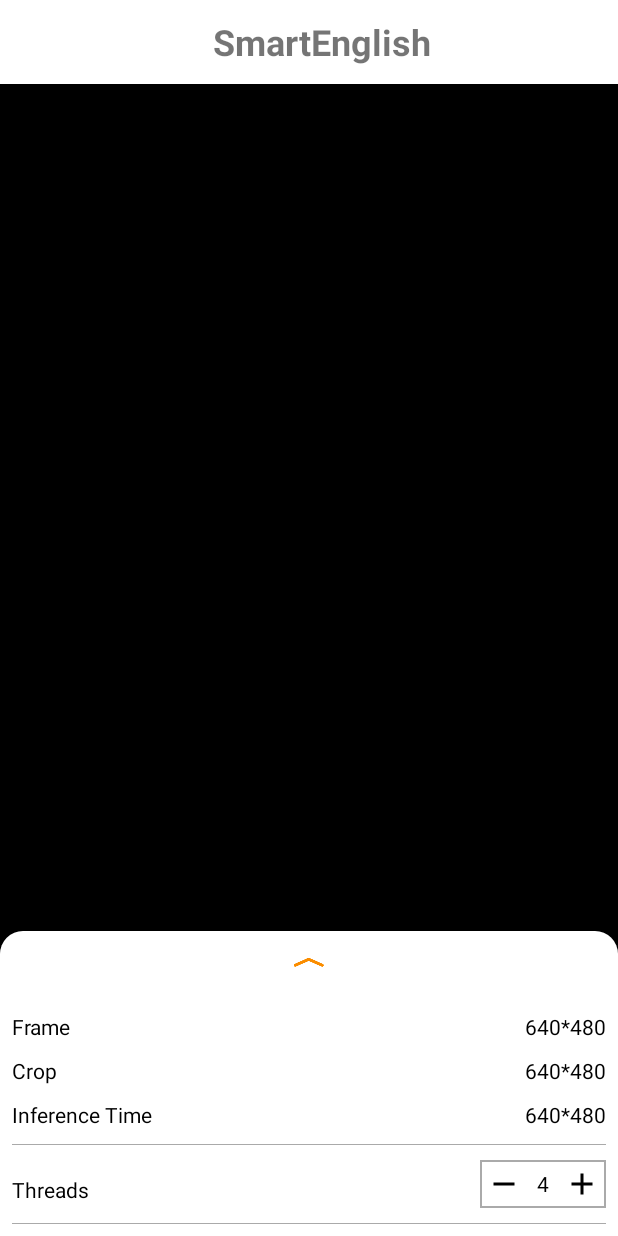
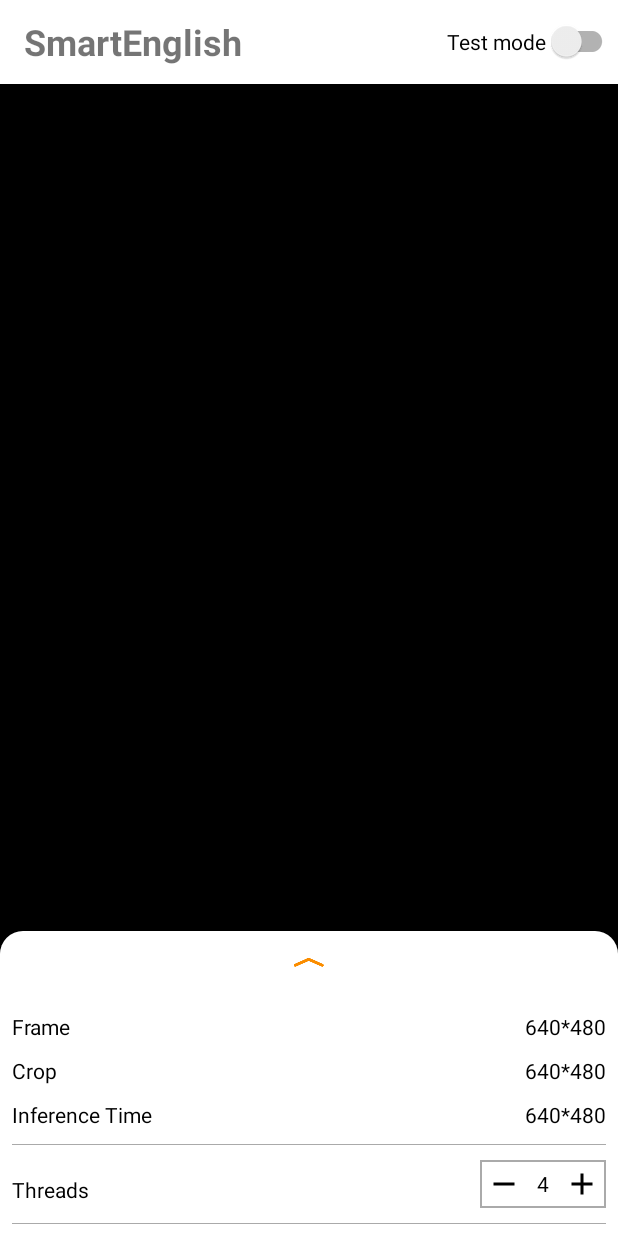
Before and after one commit to binhlecong/CSC13009_Final, an Android app: the layout tfe_od_activity_camera.xml on its own in the app's theme, with its tools: preview values and no code run, on a phone screen of 412 x 824 dp. Run offline under Robolectric (Android 15) with nearby library versions, the phone set to English and light mode, and no system bars.

Commit message:
add test mode switch

```diff
--- a/app/src/main/res/layout/tfe_od_activity_camera.xml
+++ b/app/src/main/res/layout/tfe_od_activity_camera.xml
@@ -26,7 +26,6 @@
         android:background="@android:color/black"
         android:orientation="vertical">
 
-
         <FrameLayout
             android:id="@+id/container"
             android:layout_width="match_parent"
@@ -42,12 +41,18 @@
             android:background="@color/tfe_semi_transparent">
 
             <TextView
-                android:layout_width="match_parent"
+                android:layout_width="wrap_content"
                 android:layout_height="wrap_content"
                 android:text="@string/app_name"
-                android:textAlignment="center"
                 android:textSize="24sp"
                 android:textStyle="bold" />
+
+            <androidx.appcompat.widget.SwitchCompat
+                android:id="@+id/mode_switch"
+                android:layout_width="wrap_content"
+                android:layout_height="wrap_content"
+                android:layout_gravity="end"
+                android:text="@string/sw_mode_title" />
         </androidx.appcompat.widget.Toolbar>
 
     </RelativeLayout>
--- a/app/src/main/res/values/strings.xml
+++ b/app/src/main/res/values/strings.xml
@@ -2,4 +2,5 @@
     <string name="tfe_od_app_name" translation_description="Object Detection demo app [CHAR_LIMIT=40]">TFL Detect</string>
     <string name="tfe_od_camera_error" translation_description="Error regarding camera support[CHAR_LIMIT=40]">This device doesn\'t support Camera2 API.</string>
     <string name="app_name">SmartEnglish</string>
+    <string name="sw_mode_title">Test mode</string>
 </resources>
```
Also changed, not shown: app/src/main/java/com/hcmus/csc13009/smartenglish/detection/camera/CameraActivity.java (+30 -8 lines).
